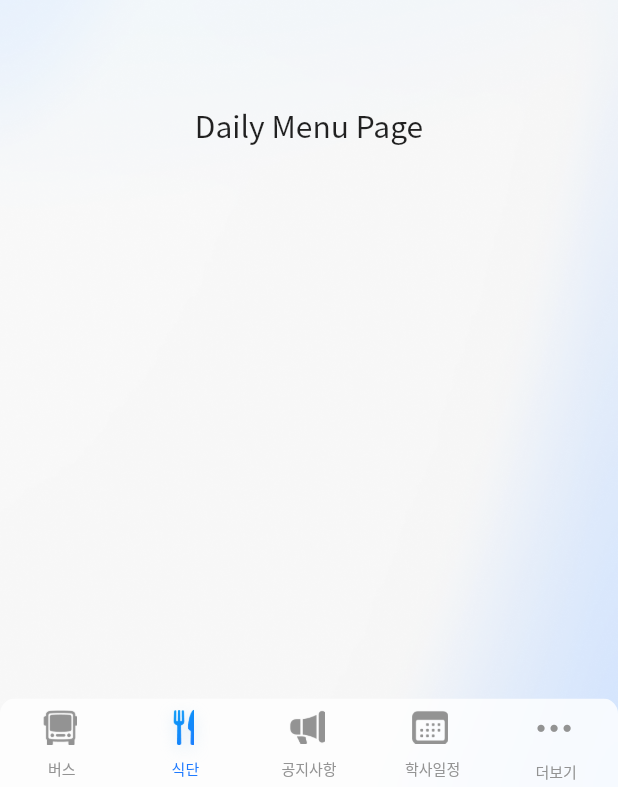
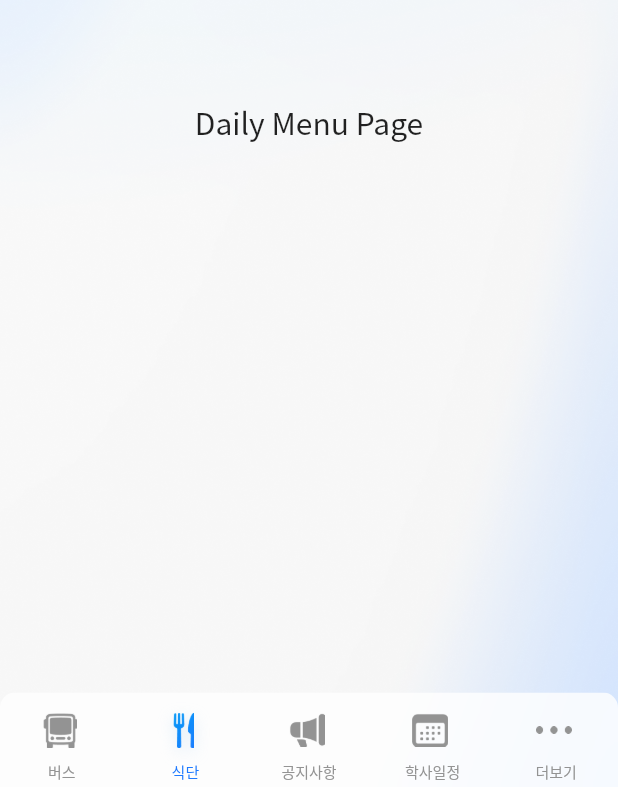
Before and after one commit to Project-Dolphin/Dolphin, a Flutter app: the screen it shows after launch, item 2 of the bottom bar chosen, on a phone screen of 412 x 824 dp. Shown: the part 446-1233 px from the top of the screen. Run offline on Flutter 3.47's test engine with Material 2 defaults, Android fonts, the light colour scheme and no system bars; our stand-ins replace get.

Commit message:
Update NavigationBar size

```diff
--- a/lib/pages/dashboard/dashboard_page.dart
+++ b/lib/pages/dashboard/dashboard_page.dart
@@ -47,11 +47,11 @@ class DashboardPage extends StatelessWidget {
   _bottomNavigationBarItem({Widget icon, String label}) {
     return BottomNavigationBarItem(
       icon: Container(
-        margin: EdgeInsets.only(right: 3, bottom: 8),
+        margin: EdgeInsets.only(top: 8, right: 3, bottom: 8),
         child: icon,
       ),
       activeIcon: Container(
-          margin: EdgeInsets.only(right: 3, bottom: 8),
+          margin: EdgeInsets.only(top: 8, right: 3, bottom: 8),
           child: Stack(
             children: <Widget>[
               Transform.translate(
@@ -141,10 +141,8 @@ class DashboardPage extends StatelessWidget {
               label: '학사일정',
             ),
             _bottomNavigationBarItem(
-              icon: Icon(
-                CupertinoIcons.ellipsis,
-                size: 28,
-              ),
+              icon: ImageIcon(AssetImage(
+                  'assets/images/bottomNavigationIcon/ellipsis.png')),
               label: '더보기',
             ),
           ],
```
Also changed, not shown: assets/images/bottomNavigationIcon/ellipsis.png (added).
